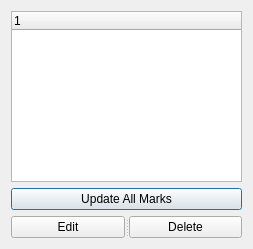
Old version of the form scribus/ui/marksmanager.ui in the repository scribusproject/scribus.
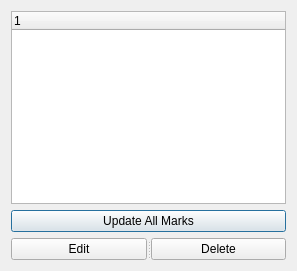
New version of the form.

Commit message: #13457: Marks Manager non-switching translations

Diff of the .ui file:
```diff
--- a/scribus/ui/marksmanager.ui
+++ b/scribus/ui/marksmanager.ui
@@ -6,8 +6,8 @@
    <rect>
     <x>0</x>
     <y>0</y>
-    <width>253</width>
-    <height>249</height>
+    <width>297</width>
+    <height>271</height>
    </rect>
   </property>
   <property name="sizePolicy">
```
Left out of the diff: 2 changed lines with no effect on the pictures. The commit also changes 2 other files.
